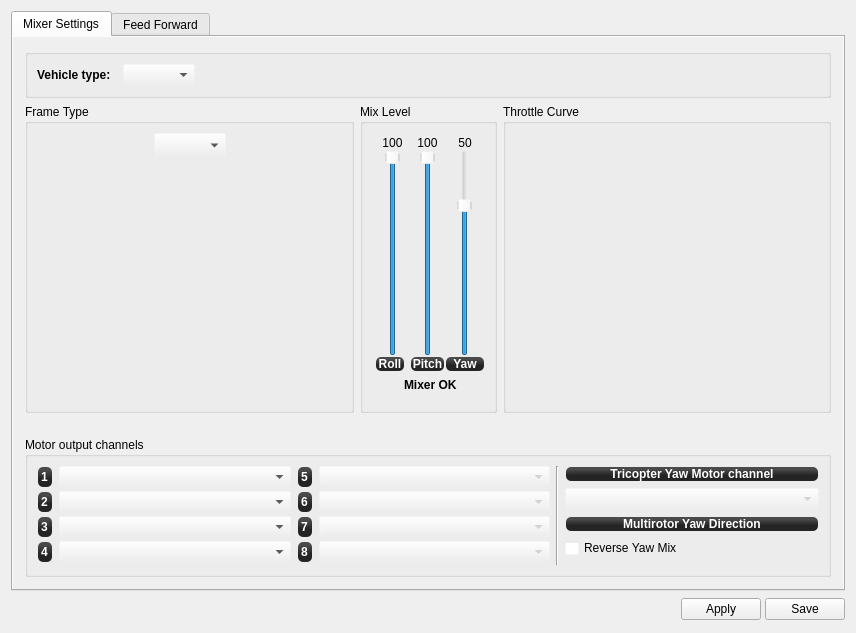
Qt form ground/openpilotgcs/src/plugins/config/airframe.ui (openpilot/OpenPilot) before a commit.
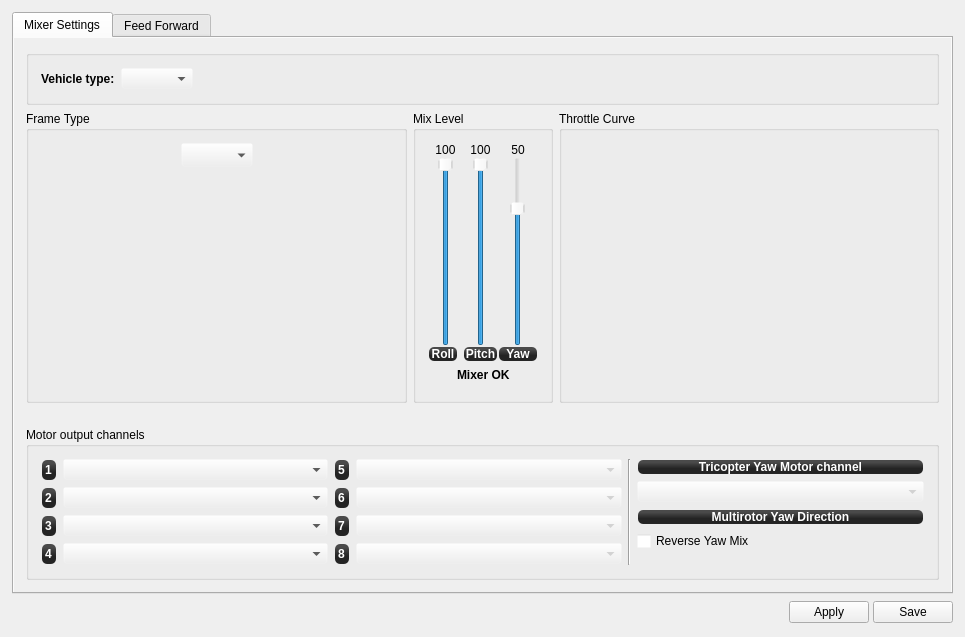
The same form after that commit. Icons and pictures are not drawn. Custom widgets are drawn as their Qt base class.

Diff of the .ui file:
```diff
--- a/ground/openpilotgcs/src/plugins/config/airframe.ui
+++ b/ground/openpilotgcs/src/plugins/config/airframe.ui
@@ -6,14 +6,20 @@
    <rect>
     <x>0</x>
     <y>0</y>
-    <width>856</width>
-    <height>633</height>
+    <width>965</width>
+    <height>637</height>
    </rect>
   </property>
   <property name="windowTitle">
    <string>Form</string>
   </property>
   <layout class="QVBoxLayout" name="verticalLayout_10">
+   <property name="spacing">
+    <number>6</number>
+   </property>
+   <property name="margin">
+    <number>12</number>
+   </property>
    <item>
     <widget class="QTabWidget" name="tabWidget">
      <property name="currentIndex">
@@ -27,8 +33,11 @@
        <string>Mixer Settings</string>
       </attribute>
       <layout class="QGridLayout" name="gridLayout_9">
+       <property name="horizontalSpacing">
+        <number>0</number>
+       </property>
        <property name="margin">
-        <number>12</number>
+        <number>0</number>
        </property>
        <item row="0" column="0">
         <widget class="QScrollArea" name="scrollArea">
@@ -122,13 +131,13 @@
            <rect>
             <x>0</x>
             <y>0</y>
-            <width>802</width>
-            <height>509</height>
+            <width>935</width>
+            <height>554</height>
            </rect>
           </property>
           <layout class="QVBoxLayout" name="verticalLayout">
            <property name="margin">
-            <number>0</number>
+            <number>12</number>
            </property>
            <item>
             <widget class="QGroupBox" name="groupBox_8">
@@ -137,6 +146,9 @@
              </property>
              <layout class="QVBoxLayout" name="verticalLayout_2">
               <property name="spacing">
+               <number>6</number>
+              </property>
+              <property name="margin">
                <number>12</number>
               </property>
               <item>
@@ -717,6 +729,9 @@
                   <string>Frame Type</string>
                  </property>
                  <layout class="QVBoxLayout" name="verticalLayout_8" stretch="0,0,1,0">
+                  <property name="margin">
+                   <number>12</number>
+                  </property>
                   <item>
                    <layout class="QHBoxLayout" name="horizontalLayout_7">
                     <property name="sizeConstraint">
@@ -859,6 +874,9 @@
                   <string>Throttle Curve</string>
                  </property>
                  <layout class="QVBoxLayout" name="verticalLayout_9">
+                  <property name="margin">
+                   <number>12</number>
+                  </property>
                   <item>
                    <widget class="MixerCurve" name="multiThrottleCurve" native="true">
                     <property name="sizePolicy">
@@ -908,13 +926,7 @@
                   <property name="horizontalSpacing">
                    <number>0</number>
                   </property>
-                  <property name="leftMargin">
-                   <number>12</number>
-                  </property>
-                  <property name="topMargin">
-                   <number>12</number>
-                  </property>
-                  <property name="bottomMargin">
+                  <property name="margin">
                    <number>12</number>
                   </property>
                   <item row="0" column="0">
@@ -1194,6 +1206,9 @@
                   <string>Motor output channels</string>
                  </property>
                  <layout class="QGridLayout" name="gridLayout_6" columnstretch="1,1,0,0,1">
+                  <property name="margin">
+                   <number>12</number>
+                  </property>
                   <item row="0" column="0" rowspan="5">
                    <layout class="QFormLayout" name="formLayout_2">
                     <property name="sizeConstraint">
@@ -1203,7 +1218,7 @@
                      <enum>QFormLayout::AllNonFixedFieldsGrow</enum>
                     </property>
                     <property name="verticalSpacing">
-                     <number>3</number>
+                     <number>6</number>
                     </property>
                     <item row="0" column="0">
                      <widget class="QLabel" name="MotorOutputLabel1">
@@ -1300,7 +1315,7 @@
                      <enum>QFormLayout::AllNonFixedFieldsGrow</enum>
                     </property>
                     <property name="verticalSpacing">
-                     <number>3</number>
+                     <number>6</number>
                     </property>
                     <item row="0" column="0">
                      <widget class="QLabel" name="label_11">
@@ -1408,6 +1423,12 @@
                   </item>
                   <item row="0" column="2" rowspan="5" colspan="2">
                    <widget class="Line" name="line">
+                    <property name="sizePolicy">
+                     <sizepolicy hsizetype="Fixed" vsizetype="Preferred">
+                      <horstretch>0</horstretch>
+                      <verstretch>0</verstretch>
+                     </sizepolicy>
+                    </property>
                     <property name="orientation">
                      <enum>Qt::Vertical</enum>
                     </property>
```
Left out of the diff: 219 changed lines with no effect on the pictures.
